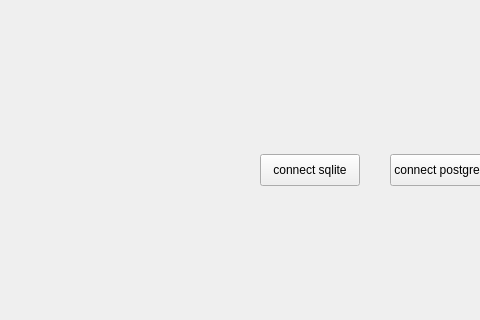
Above: mainwindow.ui from alkotobi/mnproject_qt before the change; both pictures show x 0 to 480 and y 116 to 436 of the 800 by 600 pixel window. Below: the same form after it.
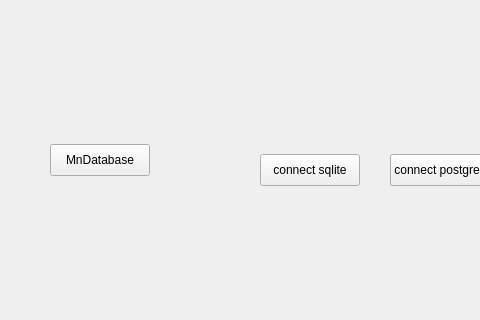
That is the form after the change.

```diff
--- a/mainwindow.ui
+++ b/mainwindow.ui
@@ -63,6 +63,19 @@
      <string>connect postgres</string>
     </property>
    </widget>
+   <widget class="QPushButton" name="pushButton_3">
+    <property name="geometry">
+     <rect>
+      <x>50</x>
+      <y>260</y>
+      <width>100</width>
+      <height>32</height>
+     </rect>
+    </property>
+    <property name="text">
+     <string>MnDatabase</string>
+    </property>
+   </widget>
   </widget>
   <widget class="QMenuBar" name="menubar">
    <property name="geometry">
```
